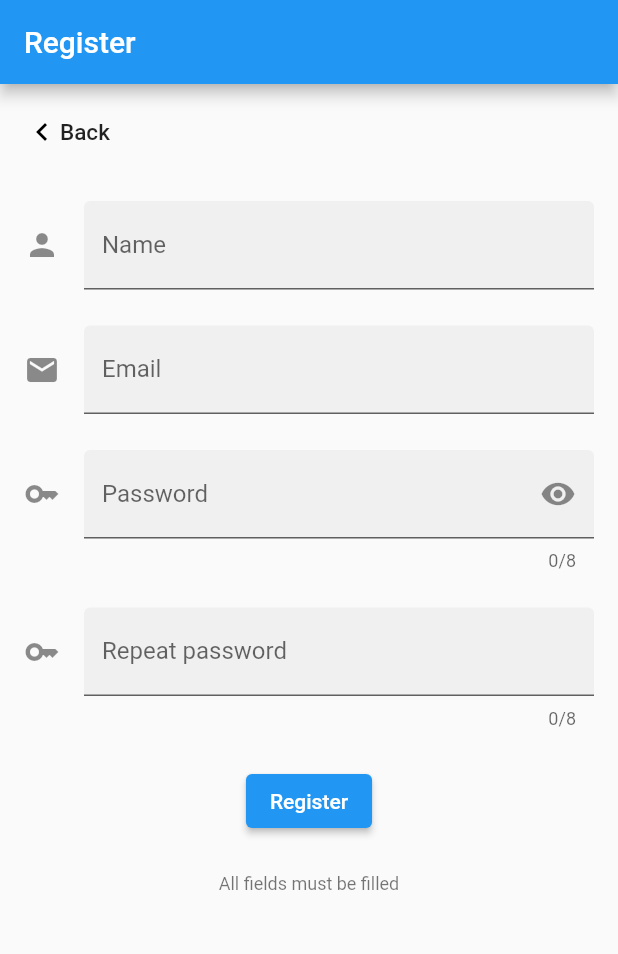
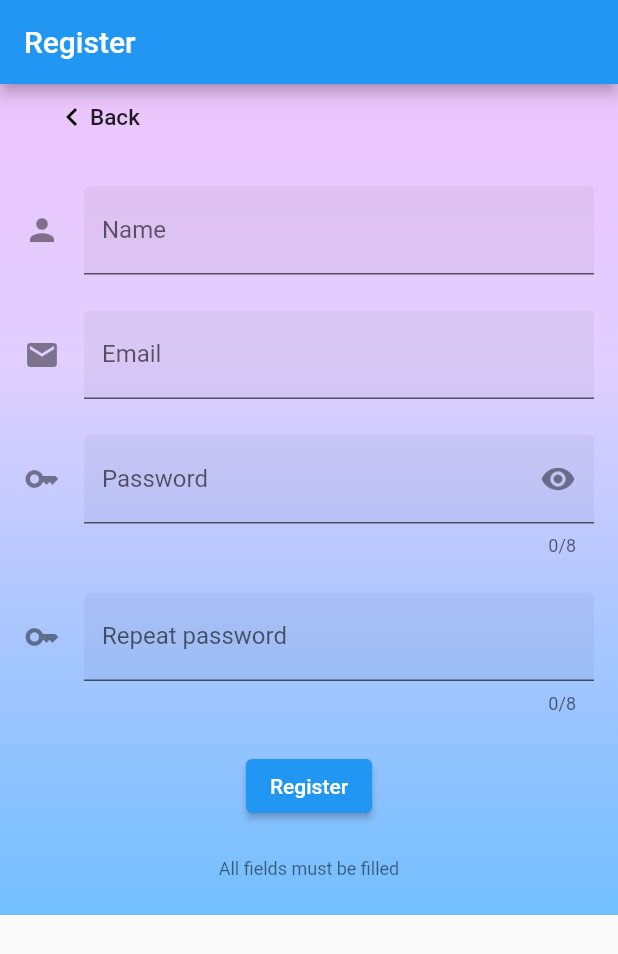
Before and after one commit to JuanJosePinero/Trabajo-PMDM-Grupo5, a Flutter app: the TextFieldDemo screen opened directly, on a phone screen of 412 x 824 dp. Shown: the top 954 px of the screen. Run offline on Flutter 3.47's test engine with Material 2 defaults, Android fonts, the phone set to English and light mode, and no system bars; our stand-ins replace email_validator; missing offline and left inert: font_awesome_icon_class.

Commit message:
estilizado clase signup

```diff
--- a/lib/screens/access/signup.dart
+++ b/lib/screens/access/signup.dart
@@ -11,7 +11,21 @@ class TextFieldDemo extends StatelessWidget {
         automaticallyImplyLeading: false,
         title: const Text('Register'),
       ),
-      body: const TextFormFieldDemo(),
+      body: Container(
+        decoration: const BoxDecoration(
+          gradient: LinearGradient(
+            begin: Alignment.topCenter,
+            end: Alignment.bottomCenter,
+            colors: [
+              Color.fromARGB(255, 236, 197, 252),
+              Color.fromARGB(255, 225, 207, 255),
+              Color.fromARGB(255, 169, 198, 255),
+              Color.fromARGB(255, 114, 191, 255),
+            ],
+          ),
+        ),
+        child: const TextFormFieldDemo(),
+      ),
     );
   }
 }
@@ -209,34 +223,42 @@ class TextFormFieldDemoState extends State<TextFormFieldDemo>
           padding: const EdgeInsets.symmetric(horizontal: 16),
           child: Column(
             children: [
-              Row(
+              Padding(
+                padding: const EdgeInsets.symmetric(
+                  horizontal: 10,
+                ),
+                child: InkWell(
+                  onTap: () {
+                    Navigator.pop(context);
+                  },
+                  child: Container(
+                    padding: const EdgeInsets.symmetric(
+                      horizontal: 10,
+                    ),
+                    child: Row(
                       children: <Widget>[
                         Container(
-                    padding: EdgeInsets.only(
+                          padding: const EdgeInsets.only(
                             left: 0,
-                      top: 20,
+                            top: 10,
                             bottom: 10,
                           ),
-                    child: Icon(
+                          child: const Icon(
                             Icons.keyboard_arrow_left,
                             color: Colors.black,
                           ),
                         ),
-                  Container(
-                    padding: EdgeInsets.only(
-                      left: 0,
-                      top: 20,
-                      bottom: 10,
-                    ),
-                    child: Text(
+                        const Text(
                           'Back',
                           style: TextStyle(
                             fontSize: 15,
                             fontWeight: FontWeight.w500,
                           ),
                         ),
+                      ],
                     ),
-                ],
+                  ),
+                ),
               ),
               sizedBoxSpace,
               TextFormField(
```
Lines whose indentation alone changed are shown as unchanged.
